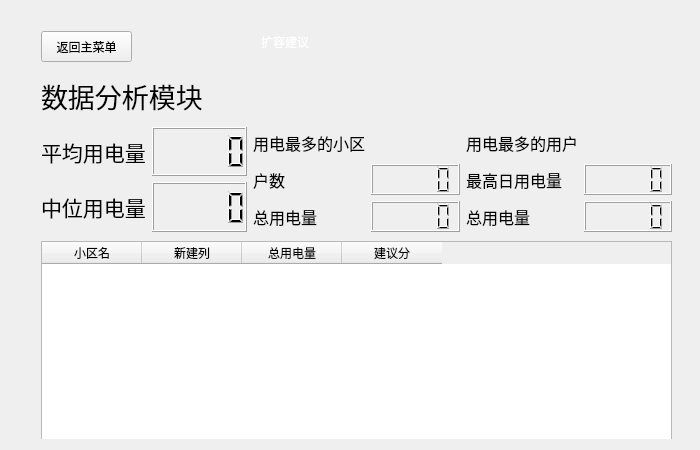
Old version of the form ElecSystem/staff.ui in the repository RongjunZhou/ElecSys.
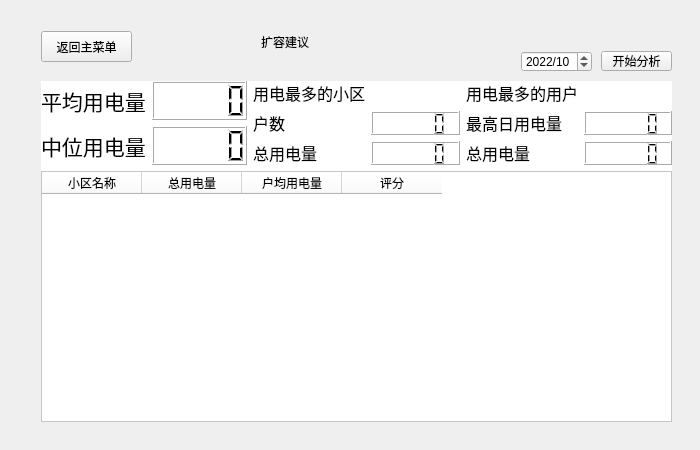
New version of the form. Icons and pictures are not drawn.

Patch:
```diff
--- a/ElecSystem/staff.ui
+++ b/ElecSystem/staff.ui
@@ -25,9 +25,29 @@
   <property name="windowTitle">
    <string>Form</string>
   </property>
+  <property name="styleSheet">
+   <string notr="true">QWidget demandpage
+{	
+	border-image: url(:/image/eg4.png);
+}
+QWidget menupage
+{	
+	border-image: url(:/image/eg4.png);
+}
+QWidget demandpage
+{	
+	border-image: url(:/image/eg4.png);
+}</string>
+  </property>
   <layout class="QGridLayout" name="gridLayout">
    <item row="0" column="1">
     <widget class="QStackedWidget" name="stackedWidget">
+     <property name="styleSheet">
+      <string notr="true">QWidgit
+{
+	border-image: url(:/image/eg4.png);
+}</string>
+     </property>
      <property name="currentIndex">
       <number>2</number>
      </property>
@@ -353,7 +373,7 @@
        </property>
        <property name="styleSheet">
         <string notr="true">font: 28pt &quot;华文行楷&quot;;
-color:rgb(255, 255, 255)</string>
+color:rgb(0,0,0)</string>
        </property>
        <property name="text">
         <string>扩容建议</string>
@@ -379,13 +399,16 @@
        <property name="geometry">
         <rect>
          <x>30</x>
-         <y>60</y>
+         <y>70</y>
          <width>631</width>
-         <height>161</height>
+         <height>341</height>
         </rect>
        </property>
+       <property name="styleSheet">
+        <string notr="true">background-color: rgb(255, 255, 255);</string>
+       </property>
        <layout class="QGridLayout" name="gridLayout_4">
-        <item row="1" column="1" rowspan="2">
+        <item row="0" column="1" rowspan="2">
          <layout class="QGridLayout" name="gridLayout_10">
           <item row="0" column="0">
            <widget class="QLabel" name="label_13">
@@ -446,23 +469,7 @@
           </item>
          </layout>
         </item>
-        <item row="0" column="0">
-         <layout class="QVBoxLayout" name="verticalLayout">
-          <item>
-           <widget class="QLabel" name="label_10">
-            <property name="font">
-             <font>
-              <pointsize>20</pointsize>
-             </font>
-            </property>
-            <property name="text">
-             <string>数据分析模块</string>
-            </property>
-           </widget>
-          </item>
-         </layout>
-        </item>
-        <item row="2" column="0">
+        <item row="1" column="0">
          <layout class="QGridLayout" name="gridLayout_8">
           <item row="0" column="1">
            <widget class="QLCDNumber" name="lcdNumber_2"/>
@@ -481,26 +488,7 @@
           </item>
          </layout>
         </item>
-        <item row="1" column="0">
-         <layout class="QGridLayout" name="gridLayout_9">
-          <item row="0" column="0">
-           <widget class="QLabel" name="label_11">
-            <property name="font">
-             <font>
-              <pointsize>16</pointsize>
-             </font>
-            </property>
-            <property name="text">
-             <string>平均用电量</string>
-            </property>
-           </widget>
-          </item>
-          <item row="0" column="1">
-           <widget class="QLCDNumber" name="lcdNumber"/>
-          </item>
-         </layout>
-        </item>
-        <item row="1" column="2" rowspan="2">
+        <item row="0" column="2" rowspan="2">
          <layout class="QGridLayout" name="gridLayout_11">
           <item row="1" column="0">
            <widget class="QLabel" name="label_19">
@@ -553,28 +541,30 @@
           </item>
          </layout>
         </item>
-       </layout>
-      </widget>
-      <widget class="QWidget" name="gridLayoutWidget_7">
-       <property name="geometry">
-        <rect>
-         <x>30</x>
-         <y>230</y>
-         <width>631</width>
-         <height>201</height>
-        </rect>
-       </property>
-       <layout class="QGridLayout" name="gridLayout_12">
         <item row="0" column="0">
+         <layout class="QGridLayout" name="gridLayout_9">
+          <item row="0" column="0">
+           <widget class="QLabel" name="label_11">
+            <property name="font">
+             <font>
+              <pointsize>16</pointsize>
+             </font>
+            </property>
+            <property name="text">
+             <string>平均用电量</string>
+            </property>
+           </widget>
+          </item>
+          <item row="0" column="1">
+           <widget class="QLCDNumber" name="lcdNumber"/>
+          </item>
+         </layout>
+        </item>
+        <item row="2" column="0" colspan="3">
          <widget class="QTableWidget" name="tableWidget_2">
           <column>
            <property name="text">
-            <string>小区名</string>
-           </property>
-          </column>
-          <column>
-           <property name="text">
-            <string>新建列</string>
+            <string>小区名称</string>
            </property>
           </column>
           <column>
@@ -584,13 +574,57 @@
           </column>
           <column>
            <property name="text">
-            <string>建议分</string>
+            <string>户均用电量</string>
+           </property>
+          </column>
+          <column>
+           <property name="text">
+            <string>评分</string>
            </property>
           </column>
          </widget>
         </item>
        </layout>
       </widget>
+      <widget class="QDateEdit" name="dateEdit_2">
+       <property name="geometry">
+        <rect>
+         <x>510</x>
+         <y>40</y>
+         <width>71</width>
+         <height>21</height>
+        </rect>
+       </property>
+       <property name="dateTime">
+        <datetime>
+         <hour>0</hour>
+         <minute>0</minute>
+         <second>0</second>
+         <year>2022</year>
+         <month>10</month>
+         <day>31</day>
+        </datetime>
+       </property>
+       <property name="currentSection">
+        <enum>QDateTimeEdit::YearSection</enum>
+       </property>
+       <property name="displayFormat">
+        <string>yyyy/M</string>
+       </property>
+      </widget>
+      <widget class="QPushButton" name="pushButton_8">
+       <property name="geometry">
+        <rect>
+         <x>590</x>
+         <y>40</y>
+         <width>71</width>
+         <height>20</height>
+        </rect>
+       </property>
+       <property name="text">
+        <string>开始分析</string>
+       </property>
+      </widget>
      </widget>
     </widget>
    </item>
```
Left out of the diff: 14 changed lines with no effect on the pictures.
